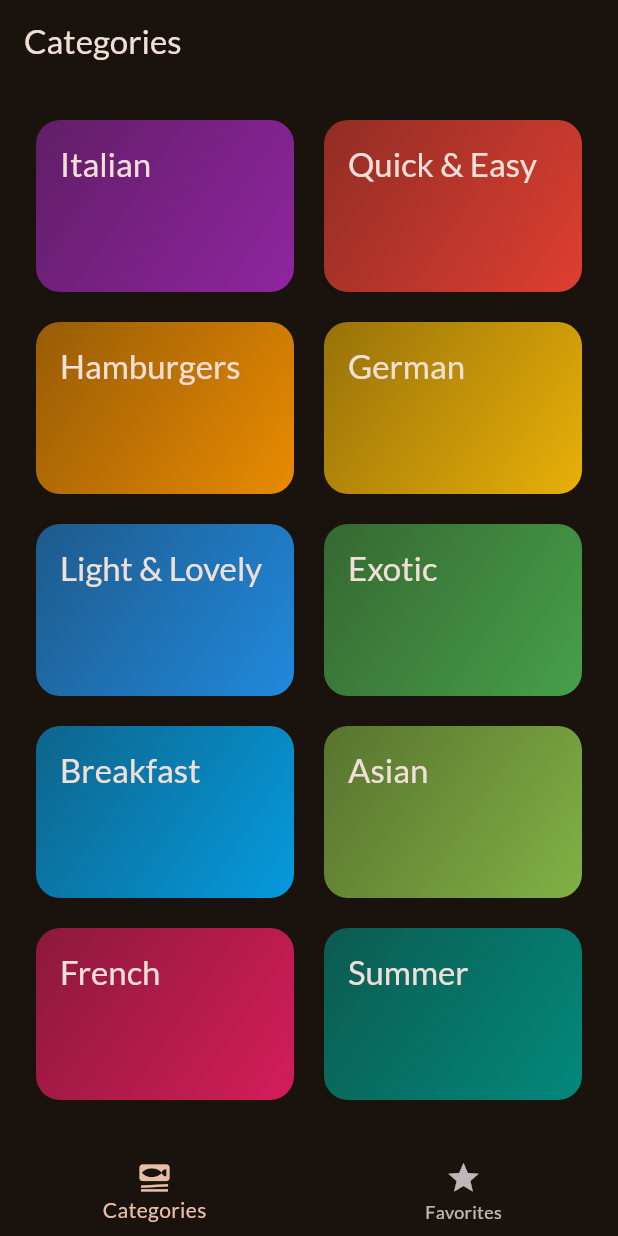
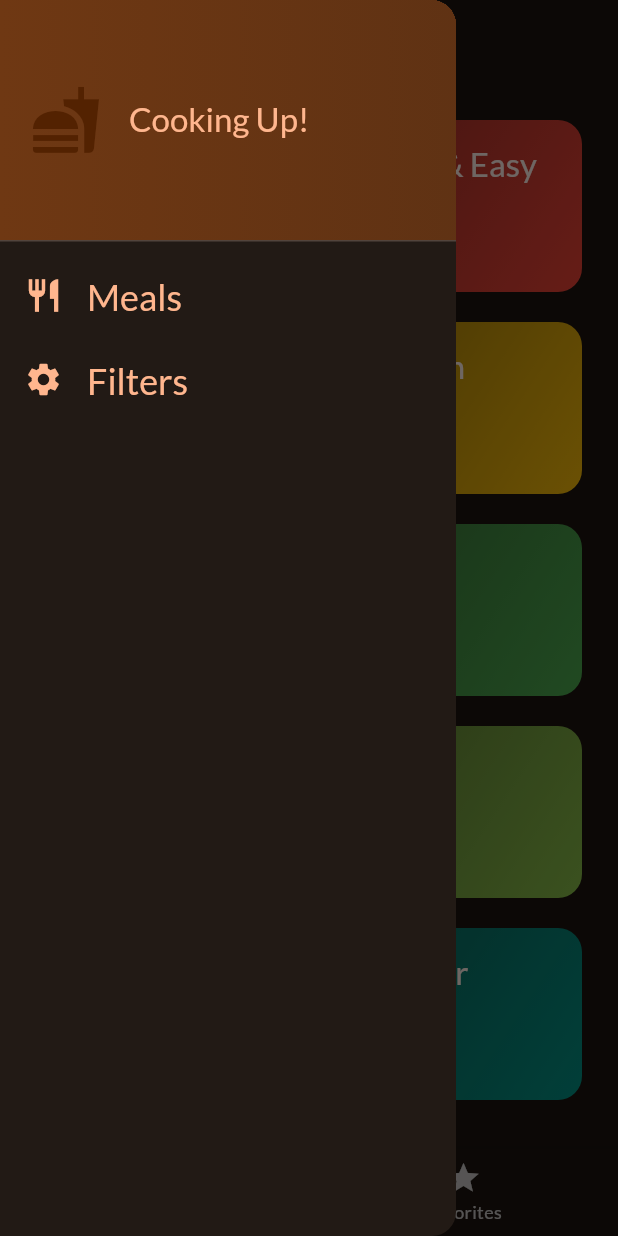
Before and after one commit to Roshan9760/Flutter-Learning-Module-4, a Flutter app: the screen it shows after launch, with the side drawer open (before the commit the screen has no drawer), on a phone screen of 412 x 824 dp. Run offline on Flutter 3.47's test engine with Material 3 defaults, Android fonts, the phone set to English and light mode, and no system bars; our stand-ins replace google_fonts, transparent_image.

Commit message:
adding drawer

```diff
--- /dev/null
+++ b/lib/widgets/main_drawer.dart
@@ -0,0 +1,74 @@
+import 'package:flutter/material.dart';
+
+class MainDrawer extends StatelessWidget {
+  const MainDrawer({super.key, required this.onSelectScreen});
+  final void Function(String identifier) onSelectScreen;
+
+  @override
+  Widget build(BuildContext context) {
+    // TODO: implement build
+    return Drawer(
+      child: Column(
+        children: [
+          DrawerHeader(
+            padding: EdgeInsets.all(20),
+            decoration: BoxDecoration(
+                gradient: LinearGradient(colors: [
+              Theme.of(context).colorScheme.primaryContainer,
+              Theme.of(context).colorScheme.primaryContainer.withOpacity(0.8)
+            ])),
+            child: Row(
+              children: [
+                Icon(
+                  Icons.fastfood,
+                  size: 48,
+                  color: Theme.of(context).colorScheme.onPrimary,
+                ),
+                const SizedBox(
+                  width: 18,
+                ),
+                Text(
+                  'Cooking Up!',
+                  style: Theme.of(context)
+                      .textTheme
+                      .titleLarge!
+                      .copyWith(color: Theme.of(context).colorScheme.primary),
+                )
+              ],
+            ),
+          ),
+          ListTile(
+            leading: Icon(
+              Icons.restaurant,
+              size: 26,
+              color: Theme.of(context).colorScheme.primary,
+            ),
+            title: Text(
+              'Meals',
+              style: Theme.of(context).textTheme.titleLarge!.copyWith(
+                  color: Theme.of(context).colorScheme.primary, fontSize: 24),
+            ),
+            onTap: () {
+              onSelectScreen('Meals');
+            },
+          ),
+          ListTile(
+            leading: Icon(
+              Icons.settings,
+              size: 26,
+              color: Theme.of(context).colorScheme.primary,
+            ),
+            title: Text(
+              'Filters',
+              style: Theme.of(context).textTheme.titleLarge!.copyWith(
+                  color: Theme.of(context).colorScheme.primary, fontSize: 24),
+            ),
+            onTap:  () {
+              onSelectScreen('Filters');
+            },
+          )
+        ],
+      ),
+    );
+  }
+}
```
Also changed, not shown: lib/screens/filters.dart (added, +59 -0 lines), lib/screens/tabs.dart (+31 -6 lines).
